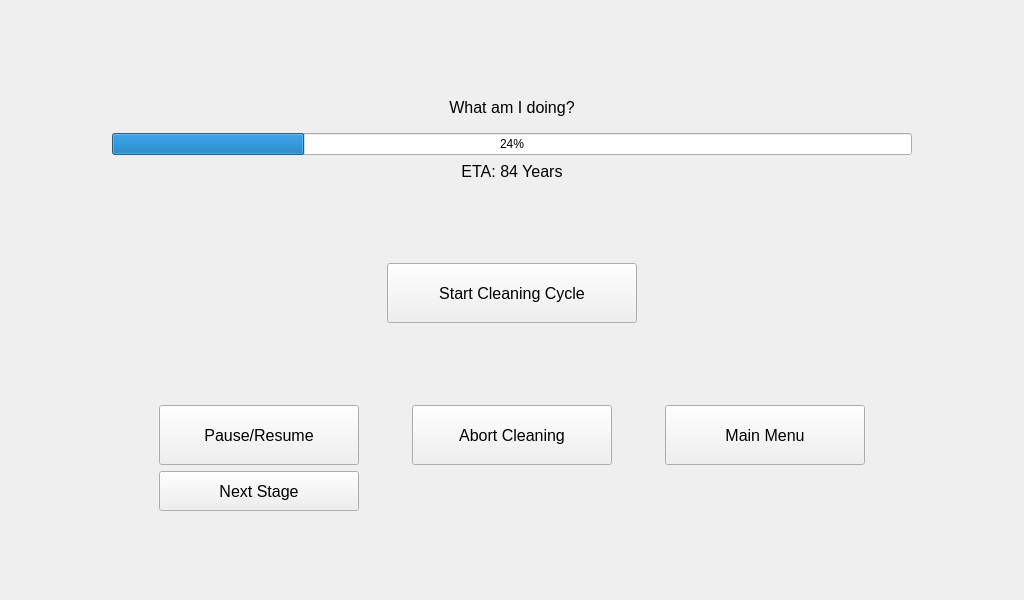
Before: the Qt Designer form autobrewer/GUI/UI Files/CleaningScreen.ui in drmwve/Capstone-Project, drawn with Qt 5.
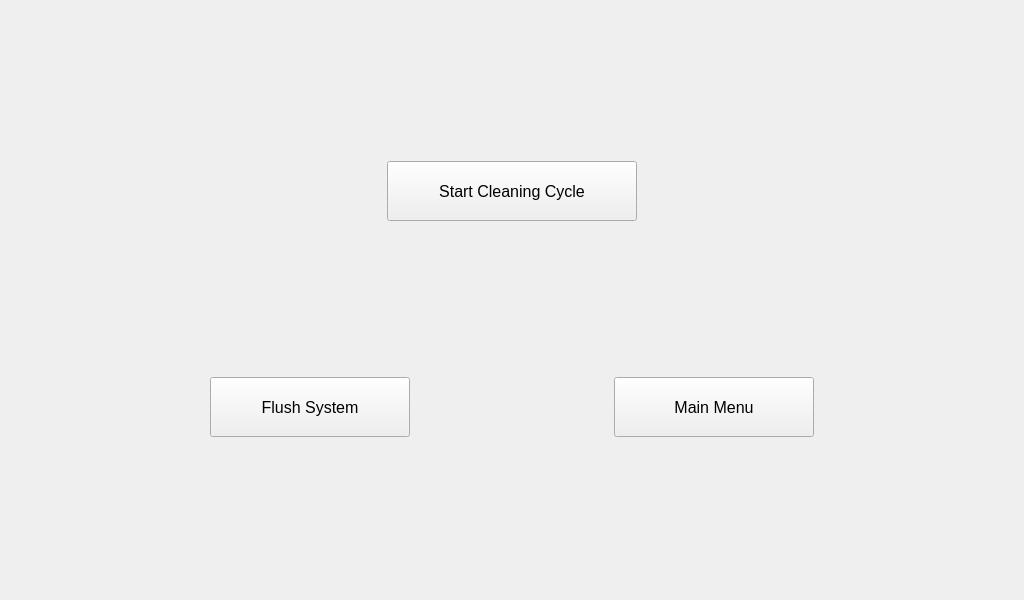
After: the same form once the commit is applied.

```diff
--- a/autobrewer/GUI/UI Files/CleaningScreen.ui
+++ b/autobrewer/GUI/UI Files/CleaningScreen.ui
@@ -26,68 +26,100 @@
    <string>Form</string>
   </property>
   <layout class="QGridLayout" name="CleanScreenLayout">
+   <item row="2" column="0">
+    <layout class="QHBoxLayout" name="horizontalLayout">
+     <item>
+      <spacer name="horizontalSpacer">
+       <property name="orientation">
+        <enum>Qt::Horizontal</enum>
+       </property>
+       <property name="sizeHint" stdset="0">
+        <size>
+         <width>40</width>
+         <height>20</height>
+        </size>
+       </property>
+      </spacer>
+     </item>
+     <item>
+      <widget class="QPushButton" name="FlushSystemButton">
+       <property name="minimumSize">
+        <size>
+         <width>200</width>
+         <height>0</height>
+        </size>
+       </property>
+       <property name="maximumSize">
+        <size>
+         <width>200</width>
+         <height>60</height>
+        </size>
+       </property>
+       <property name="font">
+        <font>
+         <pointsize>12</pointsize>
+        </font>
+       </property>
+       <property name="text">
+        <string>Flush System</string>
+       </property>
+      </widget>
+     </item>
+     <item>
+      <spacer name="horizontalSpacer_2">
+       <property name="orientation">
+        <enum>Qt::Horizontal</enum>
+       </property>
+       <property name="sizeHint" stdset="0">
+        <size>
+         <width>40</width>
+         <height>20</height>
+        </size>
+       </property>
+      </spacer>
+     </item>
+     <item>
+      <widget class="QPushButton" name="ReturnToMenuButton">
+       <property name="minimumSize">
+        <size>
+         <width>200</width>
+         <height>0</height>
+        </size>
+       </property>
+       <property name="maximumSize">
+        <size>
+         <width>200</width>
+         <height>60</height>
+        </size>
+       </property>
+       <property name="font">
+        <font>
+         <pointsize>12</pointsize>
+        </font>
+       </property>
+       <property name="text">
+        <string>Main Menu</string>
+       </property>
+      </widget>
+     </item>
+     <item>
+      <spacer name="horizontalSpacer_3">
+       <property name="orientation">
+        <enum>Qt::Horizontal</enum>
+       </property>
+       <property name="sizeHint" stdset="0">
+        <size>
+         <width>40</width>
+         <height>20</height>
+        </size>
+       </property>
+      </spacer>
+     </item>
+    </layout>
+   </item>
    <item row="0" column="0">
-    <layout class="QGridLayout" name="CleaningStatusLayout">
-     <item row="0" column="0">
-      <widget class="QLabel" name="CurrentCleanTaskLabel">
-       <property name="maximumSize">
-        <size>
-         <width>800</width>
-         <height>40</height>
-        </size>
-       </property>
-       <property name="font">
-        <font>
-         <pointsize>12</pointsize>
-        </font>
-       </property>
-       <property name="text">
-        <string>What am I doing?</string>
-       </property>
-       <property name="alignment">
-        <set>Qt::AlignCenter</set>
-       </property>
-      </widget>
-     </item>
-     <item row="2" column="0">
-      <widget class="QLabel" name="CleanETALabel">
-       <property name="maximumSize">
-        <size>
-         <width>800</width>
-         <height>20</height>
-        </size>
-       </property>
-       <property name="font">
-        <font>
-         <pointsize>12</pointsize>
-        </font>
-       </property>
-       <property name="text">
-        <string>ETA: 84 Years</string>
-       </property>
-       <property name="alignment">
-        <set>Qt::AlignCenter</set>
-       </property>
-      </widget>
-     </item>
+    <layout class="QGridLayout" name="LowerCleaningButtonsLayout">
      <item row="1" column="0">
-      <widget class="QProgressBar" name="CurrentCleanTaskProgressBar">
-       <property name="maximumSize">
-        <size>
-         <width>800</width>
-         <height>16777215</height>
-        </size>
-       </property>
-       <property name="value">
-        <number>24</number>
-       </property>
-      </widget>
-     </item>
-    </layout>
-   </item>
-   <item row="1" column="0">
-    <layout class="QHBoxLayout" name="StartCleaningButtonLayout">
-     <item>
       <widget class="QPushButton" name="StartCleaningButton">
        <property name="maximumSize">
         <size>
@@ -110,82 +142,6 @@
      </item>
     </layout>
    </item>
-   <item row="3" column="0">
-    <layout class="QGridLayout" name="LowerCleaningButtonsLayout">
-     <item row="0" column="0">
-      <widget class="QPushButton" name="ManualCleanButton">
-       <property name="maximumSize">
-        <size>
-         <width>200</width>
-         <height>60</height>
-        </size>
-       </property>
-       <property name="font">
-        <font>
-         <pointsize>12</pointsize>
-        </font>
-       </property>
-       <property name="text">
-        <string>Pause/Resume</string>
-       </property>
-      </widget>
-     </item>
-     <item row="0" column="1">
-      <widget class="QPushButton" name="AbortCleanButton">
-       <property name="maximumSize">
-        <size>
-         <width>200</width>
-         <height>60</height>
-        </size>
-       </property>
-       <property name="font">
-        <font>
-         <pointsize>12</pointsize>
-        </font>
-       </property>
-       <property name="text">
-        <string>Abort Cleaning</string>
-       </property>
-      </widget>
-     </item>
-     <item row="0" column="2">
-      <widget class="QPushButton" name="ReturnToMenuButton">
-       <property name="maximumSize">
-        <size>
-         <width>200</width>
-         <height>60</height>
-        </size>
-       </property>
-       <property name="font">
-        <font>
-         <pointsize>12</pointsize>
-        </font>
-       </property>
-       <property name="text">
-        <string>Main Menu</string>
-       </property>
-      </widget>
-     </item>
-     <item row="1" column="0">
-      <widget class="QPushButton" name="NextCleanStepButton">
-       <property name="maximumSize">
-        <size>
-         <width>16777215</width>
-         <height>40</height>
-        </size>
-       </property>
-       <property name="font">
-        <font>
-         <pointsize>12</pointsize>
-        </font>
-       </property>
-       <property name="text">
-        <string>Next Stage</string>
-       </property>
-      </widget>
-     </item>
-    </layout>
-   </item>
   </layout>
  </widget>
  <resources/>
```
